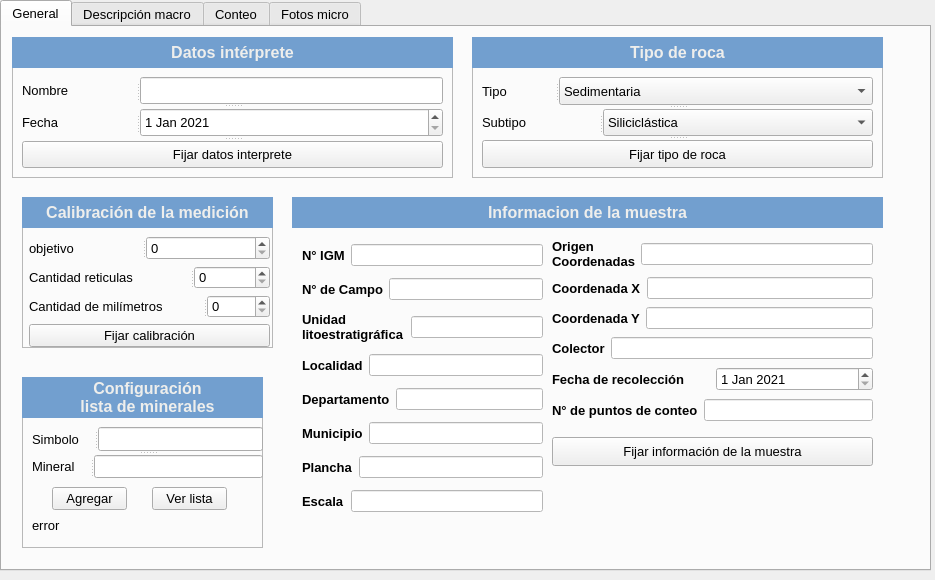
Old version of the form interfaz_grafica/interfaz.ui in the repository joaramirezra/gestion_micro.
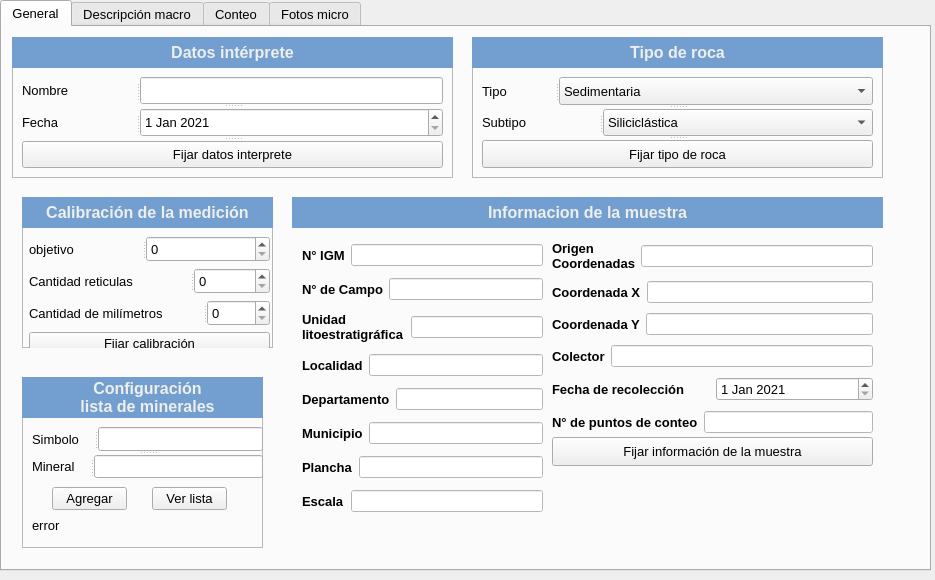
New version of the form. The open tabs and pages were chosen to show the change. Icons and pictures are not drawn.

Patch:
```diff
--- a/interfaz_grafica/interfaz.ui
+++ b/interfaz_grafica/interfaz.ui
@@ -3887,7 +3887,7 @@
          <x>260</x>
          <y>40</y>
          <width>321</width>
-         <height>191</height>
+         <height>201</height>
         </rect>
        </property>
        <layout class="QVBoxLayout" name="verticalLayout_3">
@@ -3952,15 +3952,6 @@
                  </color>
                 </brush>
                </colorrole>
-               <colorrole role="PlaceholderText">
-                <brush brushstyle="NoBrush">
-                 <color alpha="128">
-                  <red>0</red>
-                  <green>0</green>
-                  <blue>0</blue>
-                 </color>
-                </brush>
-               </colorrole>
               </active>
               <inactive>
                <colorrole role="WindowText">
@@ -4017,15 +4008,6 @@
                  </color>
                 </brush>
                </colorrole>
-               <colorrole role="PlaceholderText">
-                <brush brushstyle="NoBrush">
-                 <color alpha="128">
-                  <red>0</red>
-                  <green>0</green>
-                  <blue>0</blue>
-                 </color>
-                </brush>
-               </colorrole>
               </inactive>
               <disabled>
                <colorrole role="WindowText">
@@ -4082,15 +4064,6 @@
                  </color>
                 </brush>
                </colorrole>
-               <colorrole role="PlaceholderText">
-                <brush brushstyle="NoBrush">
-                 <color alpha="128">
-                  <red>0</red>
-                  <green>0</green>
-                  <blue>0</blue>
-                 </color>
-                </brush>
-               </colorrole>
               </disabled>
              </palette>
             </property>
@@ -4171,15 +4144,6 @@
                  </color>
                 </brush>
                </colorrole>
-               <colorrole role="PlaceholderText">
-                <brush brushstyle="NoBrush">
-                 <color alpha="128">
-                  <red>0</red>
-                  <green>0</green>
-                  <blue>0</blue>
-                 </color>
-                </brush>
-               </colorrole>
               </active>
               <inactive>
                <colorrole role="WindowText">
@@ -4236,15 +4200,6 @@
                  </color>
                 </brush>
                </colorrole>
-               <colorrole role="PlaceholderText">
-                <brush brushstyle="NoBrush">
-                 <color alpha="128">
-                  <red>0</red>
-                  <green>0</green>
-                  <blue>0</blue>
-                 </color>
-                </brush>
-               </colorrole>
               </inactive>
               <disabled>
                <colorrole role="WindowText">
@@ -4301,15 +4256,6 @@
                  </color>
                 </brush>
                </colorrole>
-               <colorrole role="PlaceholderText">
-                <brush brushstyle="NoBrush">
-                 <color alpha="128">
-                  <red>0</red>
-                  <green>0</green>
-                  <blue>0</blue>
-                 </color>
-                </brush>
-               </colorrole>
               </disabled>
              </palette>
             </property>
@@ -4390,15 +4336,6 @@
                  </color>
                 </brush>
                </colorrole>
-               <colorrole role="PlaceholderText">
-                <brush brushstyle="NoBrush">
-                 <color alpha="128">
-                  <red>0</red>
-                  <green>0</green>
-                  <blue>0</blue>
-                 </color>
-                </brush>
-               </colorrole>
               </active>
               <inactive>
                <colorrole role="WindowText">
@@ -4455,15 +4392,6 @@
                  </color>
                 </brush>
                </colorrole>
-               <colorrole role="PlaceholderText">
-                <brush brushstyle="NoBrush">
-                 <color alpha="128">
-                  <red>0</red>
-                  <green>0</green>
-                  <blue>0</blue>
-                 </color>
-                </brush>
-               </colorrole>
               </inactive>
               <disabled>
                <colorrole role="WindowText">
@@ -4520,15 +4448,6 @@
                  </color>
                 </brush>
                </colorrole>
-               <colorrole role="PlaceholderText">
-                <brush brushstyle="NoBrush">
-                 <color alpha="128">
-                  <red>0</red>
-                  <green>0</green>
-                  <blue>0</blue>
-                 </color>
-                </brush>
-               </colorrole>
               </disabled>
              </palette>
             </property>
@@ -4608,15 +4527,6 @@
                  </color>
                 </brush>
                </colorrole>
-               <colorrole role="PlaceholderText">
-                <brush brushstyle="NoBrush">
-                 <color alpha="128">
-                  <red>0</red>
-                  <green>0</green>
-                  <blue>0</blue>
-                 </color>
-                </brush>
-               </colorrole>
               </active>
               <inactive>
                <colorrole role="WindowText">
@@ -4673,15 +4583,6 @@
                  </color>
                 </brush>
                </colorrole>
-               <colorrole role="PlaceholderText">
-                <brush brushstyle="NoBrush">
-                 <color alpha="128">
-                  <red>0</red>
-                  <green>0</green>
-                  <blue>0</blue>
-                 </color>
-                </brush>
-               </colorrole>
               </inactive>
               <disabled>
                <colorrole role="WindowText">
@@ -4738,15 +4639,6 @@
                  </color>
                 </brush>
                </colorrole>
-               <colorrole role="PlaceholderText">
-                <brush brushstyle="NoBrush">
-                 <color alpha="128">
-                  <red>0</red>
-                  <green>0</green>
-                  <blue>0</blue>
-                 </color>
-                </brush>
-               </colorrole>
               </disabled>
              </palette>
             </property>
@@ -4827,15 +4719,6 @@
                  </color>
                 </brush>
                </colorrole>
-               <colorrole role="PlaceholderText">
-                <brush brushstyle="NoBrush">
-                 <color alpha="128">
-                  <red>0</red>
-                  <green>0</green>
-                  <blue>0</blue>
-                 </color>
-                </brush>
-               </colorrole>
               </active>
               <inactive>
                <colorrole role="WindowText">
@@ -4892,15 +4775,6 @@
                  </color>
                 </brush>
                </colorrole>
-               <colorrole role="PlaceholderText">
-                <brush brushstyle="NoBrush">
-                 <color alpha="128">
-                  <red>0</red>
-                  <green>0</green>
-                  <blue>0</blue>
-                 </color>
-                </brush>
-               </colorrole>
               </inactive>
               <disabled>
                <colorrole role="WindowText">
@@ -4957,15 +4831,6 @@
                  </color>
                 </brush>
                </colorrole>
-               <colorrole role="PlaceholderText">
-                <brush brushstyle="NoBrush">
-                 <color alpha="128">
-                  <red>0</red>
-                  <green>0</green>
-                  <blue>0</blue>
-                 </color>
-                </brush>
-               </colorrole>
               </disabled>
              </palette>
             </property>
@@ -5045,15 +4910,6 @@
                  </color>
                 </brush>
                </colorrole>
-               <colorrole role="PlaceholderText">
-                <brush brushstyle="NoBrush">
-                 <color alpha="128">
-                  <red>0</red>
-                  <green>0</green>
-                  <blue>0</blue>
-                 </color>
-                </brush>
-               </colorrole>
               </active>
               <inactive>
                <colorrole role="WindowText">
@@ -5110,15 +4966,6 @@
                  </color>
                 </brush>
                </colorrole>
-               <colorrole role="PlaceholderText">
-                <brush brushstyle="NoBrush">
-                 <color alpha="128">
-                  <red>0</red>
-                  <green>0</green>
-                  <blue>0</blue>
-                 </color>
-                </brush>
-               </colorrole>
               </inactive>
               <disabled>
                <colorrole role="WindowText">
@@ -5175,15 +5022,6 @@
                  </color>
                 </brush>
                </colorrole>
-               <colorrole role="PlaceholderText">
-                <brush brushstyle="NoBrush">
-                 <color alpha="128">
-                  <red>0</red>
-                  <green>0</green>
-                  <blue>0</blue>
-                 </color>
-                </brush>
-               </colorrole>
               </disabled>
              </palette>
             </property>
@@ -5264,15 +5102,6 @@
                  </color>
                 </brush>
                </colorrole>
-               <colorrole role="PlaceholderText">
-                <brush brushstyle="NoBrush">
-                 <color alpha="128">
-                  <red>0</red>
-                  <green>0</green>
-                  <blue>0</blue>
-                 </color>
-                </brush>
-               </colorrole>
               </active>
               <inactive>
                <colorrole role="WindowText">
@@ -5329,15 +5158,6 @@
                  </color>
                 </brush>
                </colorrole>
-               <colorrole role="PlaceholderText">
-                <brush brushstyle="NoBrush">
-                 <color alpha="128">
-                  <red>0</red>
-                  <green>0</green>
-                  <blue>0</blue>
-                 </color>
-                </brush>
-               </colorrole>
               </inactive>
               <disabled>
                <colorrole role="WindowText">
@@ -5394,15 +5214,6 @@
                  </color>
                 </brush>
                </colorrole>
-               <colorrole role="PlaceholderText">
-                <brush brushstyle="NoBrush">
-                 <color alpha="128">
-                  <red>0</red>
-                  <green>0</green>
-                  <blue>0</blue>
-                 </color>
-                </brush>
-               </colorrole>
               </disabled>
              </palette>
             </property>
@@ -5482,15 +5293,6 @@
                  </color>
                 </brush>
                </colorrole>
-               <colorrole role="PlaceholderText">
-                <brush brushstyle="NoBrush">
-                 <color alpha="128">
-                  <red>0</red>
-                  <green>0</green>
-                  <blue>0</blue>
-                 </color>
-                </brush>
-               </colorrole>
               </active>
               <inactive>
                <colorrole role="WindowText">
@@ -5547,15 +5349,6 @@
                  </color>
                 </brush>
                </colorrole>
-               <colorrole role="PlaceholderText">
-                <brush brushstyle="NoBrush">
-                 <color alpha="128">
-                  <red>0</red>
-                  <green>0</green>
-                  <blue>0</blue>
-                 </color>
-                </brush>
-               </colorrole>
               </inactive>
               <disabled>
                <colorrole role="WindowText">
@@ -5612,15 +5405,6 @@
                  </color>
                 </brush>
                </colorrole>
-               <colorrole role="PlaceholderText">
-                <brush brushstyle="NoBrush">
-                 <color alpha="128">
-                  <red>0</red>
-                  <green>0</green>
-                  <blue>0</blue>
-                 </color>
-                </brush>
-               </colorrole>
               </disabled>
              </palette>
             </property>
@@ -5701,15 +5485,6 @@
                  </color>
                 </brush>
                </colorrole>
-               <colorrole role="PlaceholderText">
-                <brush brushstyle="NoBrush">
-                 <color alpha="128">
-                  <red>0</red>
-                  <green>0</green>
-                  <blue>0</blue>
-                 </color>
-                </brush>
-               </colorrole>
               </active>
               <inactive>
                <colorrole role="WindowText">
@@ -5766,15 +5541,6 @@
                  </color>
                 </brush>
                </colorrole>
-               <colorrole role="PlaceholderText">
-                <brush brushstyle="NoBrush">
-                 <color alpha="128">
-                  <red>0</red>
-                  <green>0</green>
-                  <blue>0</blue>
-                 </color>
-                </brush>
-               </colorrole>
               </inactive>
               <disabled>
                <colorrole role="WindowText">
@@ -5831,15 +5597,6 @@
                  </color>
                 </brush>
                </colorrole>
-               <colorrole role="PlaceholderText">
-                <brush brushstyle="NoBrush">
-                 <color alpha="128">
-                  <red>0</red>
-                  <green>0</green>
-                  <blue>0</blue>
-                 </color>
-                </brush>
-               </colorrole>
               </disabled>
              </palette>
             </property>
@@ -5937,15 +5694,6 @@
                  </color>
                 </brush>
                </colorrole>
-               <colorrole role="PlaceholderText">
-                <brush brushstyle="NoBrush">
-                 <color alpha="128">
-                  <red>0</red>
-                  <green>0</green>
-                  <blue>0</blue>
-                 </color>
-                </brush>
-               </colorrole>
               </active>
               <inactive>
                <colorrole role="WindowText">
@@ -6002,15 +5750,6 @@
                  </color>
                 </brush>
                </colorrole>
-               <colorrole role="PlaceholderText">
-                <brush brushstyle="NoBrush">
-                 <color alpha="128">
-                  <red>0</red>
-                  <green>0</green>
-                  <blue>0</blue>
-                 </color>
-                </brush>
-               </colorrole>
               </inactive>
               <disabled>
                <colorrole role="WindowText">
@@ -6067,15 +5806,6 @@
                  </color>
                 </brush>
                </colorrole>
-               <colorrole role="PlaceholderText">
-                <brush brushstyle="NoBrush">
-                 <color alpha="128">
-                  <red>0</red>
-                  <green>0</green>
-                  <blue>0</blue>
-                 </color>
-                </brush>
-               </colorrole>
               </disabled>
              </palette>
             </property>
@@ -6155,15 +5885,6 @@
                  </color>
                 </brush>
                </colorrole>
-               <colorrole role="PlaceholderText">
-                <brush brushstyle="NoBrush">
-                 <color alpha="128">
-                  <red>0</red>
-                  <green>0</green>
-                  <blue>0</blue>
-                 </color>
-                </brush>
-               </colorrole>
               </active>
               <inactive>
                <colorrole role="WindowText">
@@ -6220,15 +5941,6 @@
                  </color>
                 </brush>
                </colorrole>
-               <colorrole role="PlaceholderText">
-                <brush brushstyle="NoBrush">
-                 <color alpha="128">
-                  <red>0</red>
-                  <green>0</green>
-                  <blue>0</blue>
-                 </color>
-                </brush>
-               </colorrole>
               </inactive>
               <disabled>
                <colorrole role="WindowText">
@@ -6285,15 +5997,6 @@
                  </color>
                 </brush>
                </colorrole>
-               <colorrole role="PlaceholderText">
-                <brush brushstyle="NoBrush">
-                 <color alpha="128">
-                  <red>0</red>
-                  <green>0</green>
-                  <blue>0</blue>
-                 </color>
-                </brush>
-               </colorrole>
               </disabled>
              </palette>
             </property>
@@ -6404,7 +6107,7 @@
          <x>7</x>
          <y>39</y>
          <width>241</width>
-         <height>111</height>
+         <height>119</height>
         </rect>
        </property>
        <layout class="QVBoxLayout" name="layout_calibracion">
```
Left out of the diff: 462 changed lines with no effect on the pictures.
